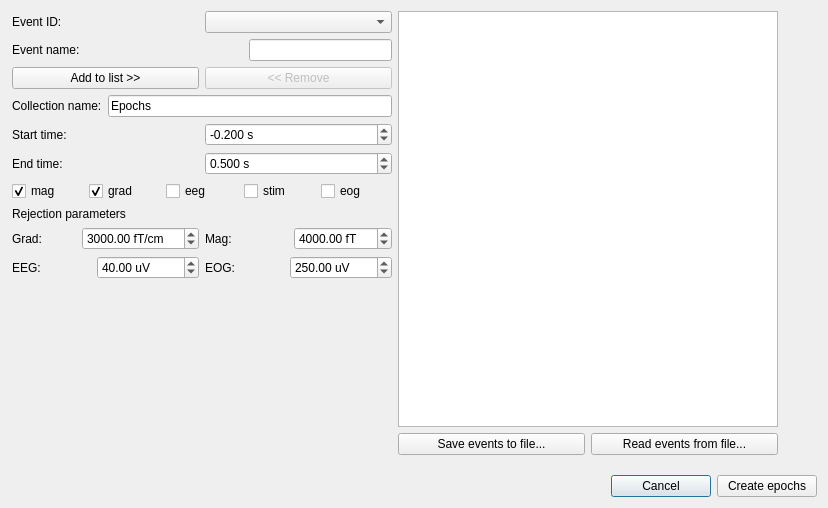
Before: the Qt Designer form meggie/ui/qt4Designer_ui_files/eventSelectionDialog.ui in cibr-jyu/meggie, drawn with Qt 5.
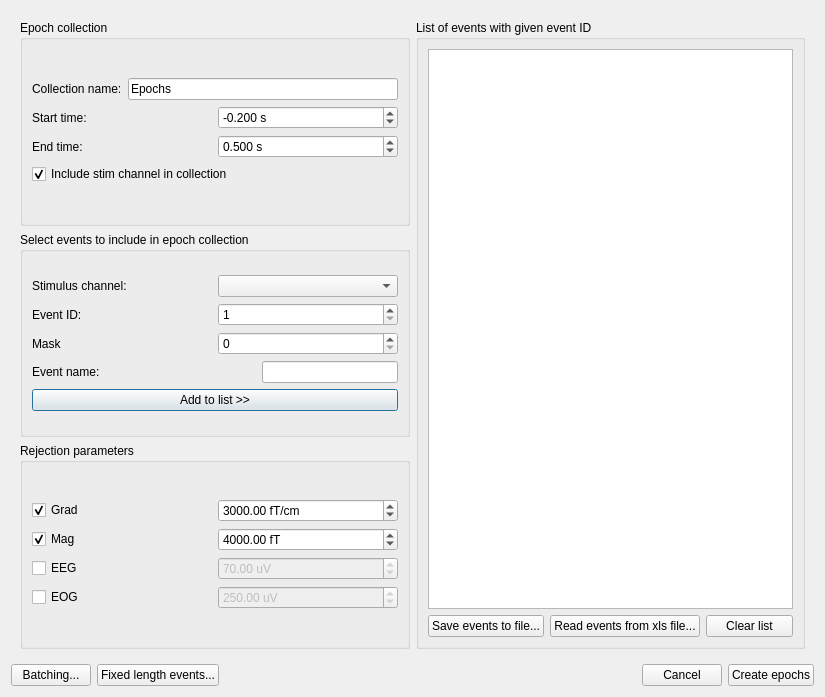
After: the same form once the commit is applied.

```diff
--- a/meggie/ui/qt4Designer_ui_files/eventSelectionDialog.ui
+++ b/meggie/ui/qt4Designer_ui_files/eventSelectionDialog.ui
@@ -9,39 +9,15 @@
    <rect>
     <x>0</x>
     <y>0</y>
-    <width>828</width>
-    <height>508</height>
+    <width>825</width>
+    <height>697</height>
    </rect>
   </property>
   <property name="windowTitle">
    <string>Meggie - Epoch Creation</string>
   </property>
   <layout class="QGridLayout" name="gridLayout">
-   <item row="4" column="0">
-    <layout class="QHBoxLayout" name="horizontalLayout_10">
-     <property name="leftMargin">
-      <number>600</number>
-     </property>
-     <property name="topMargin">
-      <number>0</number>
-     </property>
-     <item>
-      <widget class="QPushButton" name="pushButtonCancel">
-       <property name="text">
-        <string>Cancel</string>
-       </property>
-      </widget>
-     </item>
-     <item>
-      <widget class="QPushButton" name="pushButtonCreateEpochs">
-       <property name="text">
-        <string>Create epochs</string>
-       </property>
-      </widget>
-     </item>
-    </layout>
-   </item>
-   <item row="1" column="0">
+   <item row="0" column="0">
     <widget class="QScrollArea" name="scrollArea">
      <property name="enabled">
       <bool>true</bool>
@@ -57,8 +33,8 @@
        <rect>
         <x>0</x>
         <y>0</y>
-        <width>810</width>
-        <height>451</height>
+        <width>807</width>
+        <height>644</height>
        </rect>
       </property>
       <property name="minimumSize">
@@ -67,23 +43,87 @@
         <height>400</height>
        </size>
       </property>
-      <widget class="QWidget" name="layoutWidget">
-       <property name="geometry">
-        <rect>
-         <x>1</x>
-         <y>0</y>
-         <width>766</width>
-         <height>444</height>
-        </rect>
-       </property>
-       <layout class="QHBoxLayout" name="horizontalLayout_4">
+      <layout class="QGridLayout" name="gridLayout_7">
+       <item row="0" column="0">
+        <layout class="QHBoxLayout" name="horizontalLayout_8">
         <item>
-         <layout class="QVBoxLayout" name="verticalLayout_11">
-          <item>
-           <layout class="QVBoxLayout" name="verticalLayout_2">
+          <layout class="QVBoxLayout" name="verticalLayout">
             <item>
              <layout class="QGridLayout" name="gridLayout_2">
               <item row="1" column="0">
+              <widget class="QGroupBox" name="groupBoxEvent">
+               <property name="title">
+                <string>Select events to include in epoch collection</string>
+               </property>
+               <layout class="QGridLayout" name="gridLayout_5">
+                <item row="0" column="0">
+                 <layout class="QVBoxLayout" name="verticalLayout_4">
+                  <item>
+                   <layout class="QHBoxLayout" name="horizontalLayout_11">
+                    <item>
+                     <widget class="QLabel" name="labelStimChannel">
+                      <property name="text">
+                       <string>Stimulus channel:</string>
+                      </property>
+                     </widget>
+                    </item>
+                    <item>
+                     <widget class="QComboBox" name="comboBoxStimChannel"/>
+                    </item>
+                   </layout>
+                  </item>
+                  <item>
+                   <layout class="QHBoxLayout" name="horizontalLayout_7">
+                    <item>
+                     <widget class="QLabel" name="labelEventID">
+                      <property name="text">
+                       <string>Event ID:</string>
+                      </property>
+                     </widget>
+                    </item>
+                    <item>
+                     <widget class="QSpinBox" name="spinBoxEventID">
+                      <property name="minimum">
+                       <number>1</number>
+                      </property>
+                      <property name="maximum">
+                       <number>999999</number>
+                      </property>
+                     </widget>
+                    </item>
+                   </layout>
+                  </item>
+                  <item>
+                   <layout class="QHBoxLayout" name="horizontalLayout_6">
+                    <item>
+                     <widget class="QLabel" name="labelMask">
+                      <property name="text">
+                       <string>Mask</string>
+                      </property>
+                     </widget>
+                    </item>
+                    <item>
+                     <widget class="QSpinBox" name="spinBoxMask">
+                      <property name="enabled">
+                       <bool>true</bool>
+                      </property>
+                      <property name="toolTip">
+                       <string>&lt;html&gt;&lt;head/&gt;&lt;body&gt;&lt;p&gt;Mask bit used for finding events. For example, if mask is set to 1, first bit is ignored.&lt;/p&gt;&lt;/body&gt;&lt;/html&gt;</string>
+                      </property>
+                      <property name="minimum">
+                       <number>0</number>
+                      </property>
+                      <property name="maximum">
+                       <number>9999</number>
+                      </property>
+                      <property name="value">
+                       <number>0</number>
+                      </property>
+                     </widget>
+                    </item>
+                   </layout>
+                  </item>
+                  <item>
                <layout class="QHBoxLayout" name="horizontalLayout_5">
                 <item>
                  <widget class="QLabel" name="labelName">
@@ -110,30 +150,8 @@
                 </item>
                </layout>
               </item>
-              <item row="0" column="1" rowspan="2">
-               <layout class="QVBoxLayout" name="verticalLayout"/>
-              </item>
-              <item row="0" column="0">
-               <layout class="QHBoxLayout" name="horizontalLayout_7">
                 <item>
-                 <widget class="QLabel" name="labelEventID">
-                  <property name="text">
-                   <string>Event ID:</string>
-                  </property>
-                 </widget>
-                </item>
-                <item>
-                 <widget class="QComboBox" name="comboBoxEventID"/>
-                </item>
-               </layout>
-              </item>
-             </layout>
-            </item>
-            <item>
-             <layout class="QHBoxLayout" name="horizontalLayout_9">
-              <property name="topMargin">
-               <number>0</number>
-              </property>
+                   <layout class="QVBoxLayout" name="verticalLayout_3">
               <item>
                <widget class="QPushButton" name="pushButtonAdd">
                 <property name="text">
@@ -141,18 +159,181 @@
                 </property>
                </widget>
               </item>
+                   </layout>
+                  </item>
+                 </layout>
+                </item>
+               </layout>
+              </widget>
+             </item>
+             <item row="2" column="0">
+              <widget class="QGroupBox" name="groupBoxRejection">
+               <property name="title">
+                <string>Rejection parameters</string>
+               </property>
+               <layout class="QGridLayout" name="gridLayout_4">
+                <item row="0" column="0">
+                 <layout class="QVBoxLayout" name="verticalLayout_7">
               <item>
-               <widget class="QPushButton" name="pushButtonRemove">
+                   <layout class="QHBoxLayout" name="horizontalLayout_31">
+                    <item>
+                     <widget class="QCheckBox" name="checkBoxGrad">
+                      <property name="toolTip">
+                       <string>Include or exclude grad channels</string>
+                      </property>
+                      <property name="text">
+                       <string>Grad</string>
+                      </property>
+                      <property name="checked">
+                       <bool>true</bool>
+                      </property>
+                     </widget>
+                    </item>
+                    <item>
+                     <widget class="QDoubleSpinBox" name="doubleSpinBoxGradReject_3">
+                      <property name="prefix">
+                       <string/>
+                      </property>
+                      <property name="suffix">
+                       <string> fT/cm</string>
+                      </property>
+                      <property name="minimum">
+                       <double>-1.000000000000000</double>
+                      </property>
+                      <property name="maximum">
+                       <double>1000000000.000000000000000</double>
+                      </property>
+                      <property name="singleStep">
+                       <double>100.000000000000000</double>
+                      </property>
+                      <property name="value">
+                       <double>3000.000000000000000</double>
+                      </property>
+                     </widget>
+                    </item>
+                   </layout>
+                  </item>
+                  <item>
+                   <layout class="QHBoxLayout" name="horizontalLayout_33">
+                    <item>
+                     <widget class="QCheckBox" name="checkBoxMag">
+                      <property name="toolTip">
+                       <string>Include or exclude mag channels</string>
+                      </property>
+                      <property name="text">
+                       <string>Mag</string>
+                      </property>
+                      <property name="checked">
+                       <bool>true</bool>
+                      </property>
+                     </widget>
+                    </item>
+                    <item>
+                     <widget class="QDoubleSpinBox" name="doubleSpinBoxMagReject_3">
+                      <property name="suffix">
+                       <string> fT</string>
+                      </property>
+                      <property name="minimum">
+                       <double>-1.000000000000000</double>
+                      </property>
+                      <property name="maximum">
+                       <double>1000000000.000000000000000</double>
+                      </property>
+                      <property name="singleStep">
+                       <double>100.000000000000000</double>
+                      </property>
+                      <property name="value">
+                       <double>4000.000000000000000</double>
+                      </property>
+                     </widget>
+                    </item>
+                   </layout>
+                  </item>
+                  <item>
+                   <layout class="QHBoxLayout" name="horizontalLayout_32">
+                    <item>
+                     <widget class="QCheckBox" name="checkBoxEeg">
+                      <property name="toolTip">
+                       <string>Include or exclude eeg channels</string>
+                      </property>
+                      <property name="text">
+                       <string>EEG</string>
+                      </property>
+                      <property name="checked">
+                       <bool>false</bool>
+                      </property>
+                     </widget>
+                    </item>
+                    <item>
+                     <widget class="QDoubleSpinBox" name="doubleSpinBoxEEGReject_3">
                 <property name="enabled">
                  <bool>false</bool>
                 </property>
+                      <property name="suffix">
+                       <string> uV</string>
+                      </property>
+                      <property name="minimum">
+                       <double>-1.000000000000000</double>
+                      </property>
+                      <property name="maximum">
+                       <double>1000000000.000000000000000</double>
+                      </property>
+                      <property name="value">
+                       <double>70.000000000000000</double>
+                      </property>
+                     </widget>
+                    </item>
+                   </layout>
+                  </item>
+                  <item>
+                   <layout class="QHBoxLayout" name="horizontalLayout_34">
+                    <item>
+                     <widget class="QCheckBox" name="checkBoxEog">
+                      <property name="toolTip">
+                       <string>Include or exclude eog channels</string>
+                      </property>
                 <property name="text">
-                 <string>&lt;&lt; Remove</string>
-                </property>
-               </widget>
-              </item>
-             </layout>
-            </item>
+                       <string>EOG</string>
+                      </property>
+                      <property name="checked">
+                       <bool>false</bool>
+                      </property>
+                     </widget>
+                    </item>
+                    <item>
+                     <widget class="QDoubleSpinBox" name="doubleSpinBoxEOGReject_3">
+                      <property name="enabled">
+                       <bool>false</bool>
+                      </property>
+                      <property name="suffix">
+                       <string> uV</string>
+                      </property>
+                      <property name="minimum">
+                       <double>-1.000000000000000</double>
+                      </property>
+                      <property name="maximum">
+                       <double>1000000000.000000000000000</double>
+                      </property>
+                      <property name="value">
+                       <double>250.000000000000000</double>
+                      </property>
+                     </widget>
+                    </item>
+                   </layout>
+                  </item>
+                 </layout>
+                </item>
+               </layout>
+              </widget>
+             </item>
+             <item row="0" column="0">
+              <widget class="QGroupBox" name="groupBoxEpoch">
+               <property name="title">
+                <string>Epoch collection</string>
+               </property>
+               <layout class="QGridLayout" name="gridLayout_6">
+                <item row="0" column="0">
+                 <layout class="QVBoxLayout" name="verticalLayout_6">
             <item>
              <layout class="QHBoxLayout" name="horizontalLayout">
               <item>
@@ -171,12 +352,6 @@
               </item>
              </layout>
             </item>
-           </layout>
-          </item>
-          <item>
-           <layout class="QVBoxLayout" name="verticalLayout_5">
-            <item>
-             <layout class="QVBoxLayout" name="verticalLayout_6">
               <item>
                <layout class="QHBoxLayout" name="horizontalLayout_2">
                 <item>
@@ -237,231 +412,45 @@
                 </item>
                </layout>
               </item>
-             </layout>
-            </item>
-            <item>
-             <layout class="QVBoxLayout" name="verticalLayout_9">
-              <item>
-               <layout class="QHBoxLayout" name="horizontalLayout_6">
-                <item>
-                 <widget class="QCheckBox" name="checkBoxMag">
-                  <property name="toolTip">
-                   <string>Include or exclude mag channels</string>
-                  </property>
-                  <property name="text">
-                   <string>mag</string>
-                  </property>
-                  <property name="checked">
-                   <bool>true</bool>
-                  </property>
-                 </widget>
-                </item>
-                <item>
-                 <widget class="QCheckBox" name="checkBoxGrad">
-                  <property name="toolTip">
-                   <string>Include or exclude grad channels</string>
-                  </property>
-                  <property name="text">
-                   <string>grad</string>
-                  </property>
-                  <property name="checked">
-                   <bool>true</bool>
-                  </property>
-                 </widget>
-                </item>
-                <item>
-                 <widget class="QCheckBox" name="checkBoxEeg">
-                  <property name="toolTip">
-                   <string>Include or exclude eeg channels</string>
-                  </property>
-                  <property name="text">
-                   <string>eeg</string>
-                  </property>
-                  <property name="checked">
-                   <bool>false</bool>
-                  </property>
-                 </widget>
-                </item>
                 <item>
                  <widget class="QCheckBox" name="checkBoxStim">
                   <property name="toolTip">
                    <string>Include or exclude stim channels</string>
                   </property>
                   <property name="text">
-                   <string>stim</string>
+                     <string>Include stim channel in collection</string>
                   </property>
                   <property name="checked">
-                   <bool>false</bool>
+                     <bool>true</bool>
                   </property>
                  </widget>
                 </item>
-                <item>
-                 <widget class="QCheckBox" name="checkBoxEog">
-                  <property name="toolTip">
-                   <string>Include or exclude eog channels</string>
-                  </property>
-                  <property name="text">
-                   <string>eog</string>
-                  </property>
-                  <property name="checked">
-                   <bool>false</bool>
-                  </property>
-                 </widget>
-                </item>
                </layout>
               </item>
              </layout>
-            </item>
-           </layout>
-          </item>
-          <item>
-           <layout class="QVBoxLayout" name="verticalLayout_3">
-            <item>
-             <widget class="QLabel" name="labelRejections">
-              <property name="text">
-               <string>Rejection parameters</string>
-              </property>
-             </widget>
-            </item>
-            <item>
-             <layout class="QHBoxLayout" name="horizontalLayout_30">
-              <item>
-               <layout class="QVBoxLayout" name="verticalLayout_7">
-                <item>
-                 <layout class="QHBoxLayout" name="horizontalLayout_31">
-                  <item>
-                   <widget class="QLabel" name="labelGradReject_3">
-                    <property name="text">
-                     <string>Grad:</string>
-                    </property>
-                   </widget>
-                  </item>
-                  <item>
-                   <widget class="QDoubleSpinBox" name="doubleSpinBoxGradReject_3">
-                    <property name="prefix">
-                     <string/>
-                    </property>
-                    <property name="suffix">
-                     <string> fT/cm</string>
-                    </property>
-                    <property name="maximum">
-                     <double>1000000000.000000000000000</double>
-                    </property>
-                    <property name="value">
-                     <double>3000.000000000000000</double>
-                    </property>
-                   </widget>
-                  </item>
-                 </layout>
-                </item>
-                <item>
-                 <layout class="QHBoxLayout" name="horizontalLayout_32">
-                  <item>
-                   <widget class="QLabel" name="labelEegReject_3">
-                    <property name="text">
-                     <string>EEG:</string>
-                    </property>
-                   </widget>
-                  </item>
-                  <item>
-                   <widget class="QDoubleSpinBox" name="doubleSpinBoxEEGReject_3">
-                    <property name="suffix">
-                     <string> uV</string>
-                    </property>
-                    <property name="maximum">
-                     <double>1000000000.000000000000000</double>
-                    </property>
-                    <property name="value">
-                     <double>40.000000000000000</double>
-                    </property>
-                   </widget>
-                  </item>
-                 </layout>
-                </item>
-               </layout>
-              </item>
+              </widget>
+             </item>
+            </layout>
+           </item>
+          </layout>
+         </item>
               <item>
-               <layout class="QVBoxLayout" name="verticalLayout_8">
+          <layout class="QVBoxLayout" name="verticalLayout_2">
                 <item>
-                 <layout class="QHBoxLayout" name="horizontalLayout_33">
-                  <item>
-                   <widget class="QLabel" name="labelMagReject_3">
-                    <property name="text">
-                     <string>Mag:</string>
-                    </property>
-                   </widget>
-                  </item>
-                  <item>
-                   <widget class="QDoubleSpinBox" name="doubleSpinBoxMagReject_3">
-                    <property name="suffix">
-                     <string> fT</string>
-                    </property>
-                    <property name="maximum">
-                     <double>1000000000.000000000000000</double>
-                    </property>
-                    <property name="value">
-                     <double>4000.000000000000000</double>
-                    </property>
-                   </widget>
-                  </item>
-                 </layout>
-                </item>
-                <item>
-                 <layout class="QHBoxLayout" name="horizontalLayout_34">
-                  <item>
-                   <widget class="QLabel" name="labelEogReject_3">
-                    <property name="text">
-                     <string>EOG:</string>
-                    </property>
-                   </widget>
-                  </item>
-                  <item>
-                   <widget class="QDoubleSpinBox" name="doubleSpinBoxEOGReject_3">
-                    <property name="suffix">
-                     <string> uV</string>
-                    </property>
-                    <property name="maximum">
-                     <double>1000000000.000000000000000</double>
-                    </property>
-                    <property name="value">
-                     <double>250.000000000000000</double>
-                    </property>
-                   </widget>
-                  </item>
-                 </layout>
-                </item>
-               </layout>
-              </item>
-             </layout>
-            </item>
-            <item>
-             <spacer name="verticalSpacer">
-              <property name="orientation">
-               <enum>Qt::Vertical</enum>
-              </property>
-              <property name="sizeHint" stdset="0">
-               <size>
-                <width>20</width>
-                <height>40</height>
-               </size>
-              </property>
-             </spacer>
-            </item>
-           </layout>
-          </item>
-         </layout>
-        </item>
-        <item>
-         <layout class="QVBoxLayout" name="verticalLayout_4">
-          <item>
+            <widget class="QGroupBox" name="groupBoxEventList">
+             <property name="title">
+              <string>List of events with given event ID</string>
+             </property>
+             <layout class="QGridLayout" name="gridLayout_3">
+              <item row="0" column="0">
            <widget class="QListWidget" name="listWidgetEvents">
             <property name="selectionMode">
              <enum>QAbstractItemView::ExtendedSelection</enum>
             </property>
            </widget>
           </item>
-          <item>
-           <layout class="QHBoxLayout" name="horizontalLayout_8">
+              <item row="1" column="0">
+               <layout class="QHBoxLayout" name="horizontalLayout_4">
             <item>
              <widget class="QPushButton" name="pushButtonSaveEvents">
               <property name="text">
@@ -472,18 +461,80 @@
             <item>
              <widget class="QPushButton" name="pushButtonReadEvents">
               <property name="text">
-               <string>Read events from file...</string>
+                   <string>Read events from xls file...</string>
               </property>
              </widget>
             </item>
+                <item>
+                 <widget class="QPushButton" name="pushButtonClear">
+                  <property name="text">
+                   <string>Clear list</string>
+                  </property>
+                 </widget>
+                </item>
            </layout>
           </item>
          </layout>
-        </item>
-       </layout>
-      </widget>
-     </widget>
-    </widget>
+            </widget>
+           </item>
+          </layout>
+         </item>
+        </layout>
+       </item>
+      </layout>
+     </widget>
+    </widget>
+   </item>
+   <item row="1" column="0">
+    <layout class="QHBoxLayout" name="horizontalLayout_10">
+     <property name="leftMargin">
+      <number>0</number>
+     </property>
+     <property name="topMargin">
+      <number>0</number>
+     </property>
+     <item>
+      <widget class="QPushButton" name="pushButtonBatching">
+       <property name="text">
+        <string>Batching...</string>
+       </property>
+      </widget>
+     </item>
+     <item>
+      <widget class="QPushButton" name="pushButtonFixedLength">
+       <property name="text">
+        <string>Fixed length events...</string>
+       </property>
+      </widget>
+     </item>
+     <item>
+      <spacer name="horizontalSpacer_2">
+       <property name="orientation">
+        <enum>Qt::Horizontal</enum>
+       </property>
+       <property name="sizeHint" stdset="0">
+        <size>
+         <width>40</width>
+         <height>20</height>
+        </size>
+       </property>
+      </spacer>
+     </item>
+     <item>
+      <widget class="QPushButton" name="pushButtonCancel">
+       <property name="text">
+        <string>Cancel</string>
+       </property>
+      </widget>
+     </item>
+     <item>
+      <widget class="QPushButton" name="pushButtonCreateEpochs">
+       <property name="text">
+        <string>Create epochs</string>
+       </property>
+      </widget>
+     </item>
+    </layout>
    </item>
   </layout>
  </widget>
```
Left out of the diff: 96 changed lines with no effect on the pictures. Lines whose indentation alone changed are shown as unchanged.
